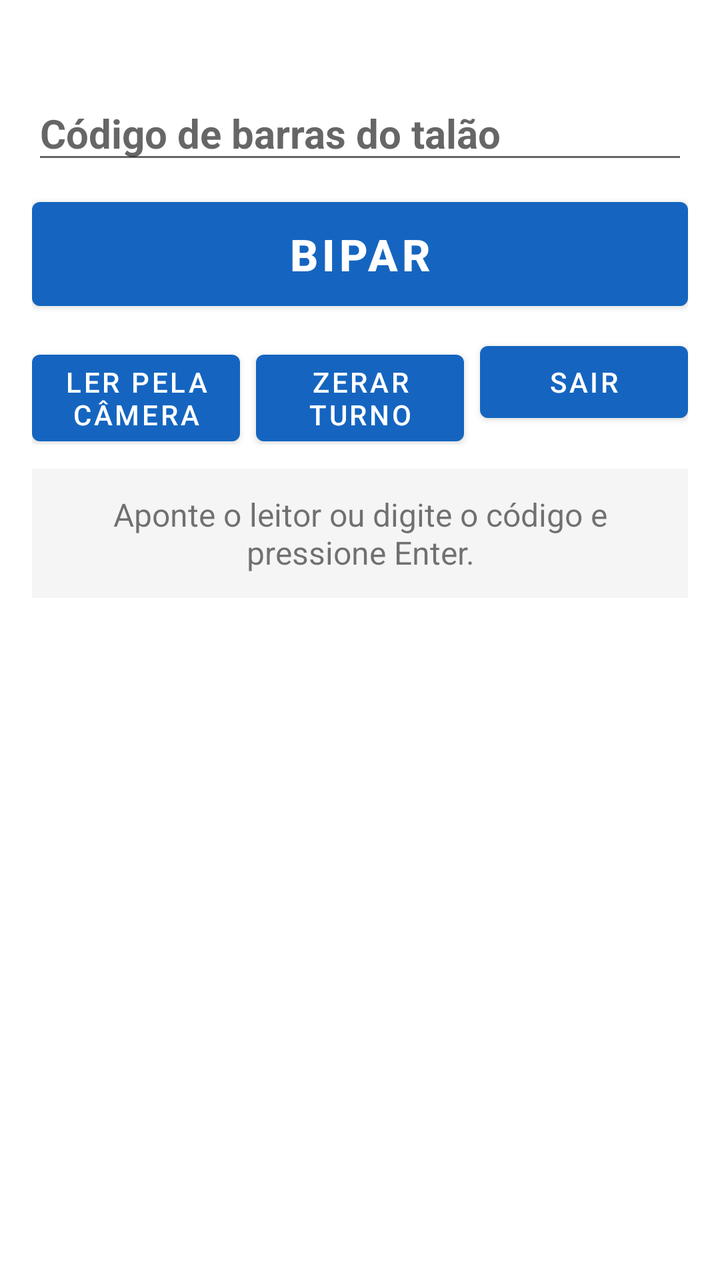
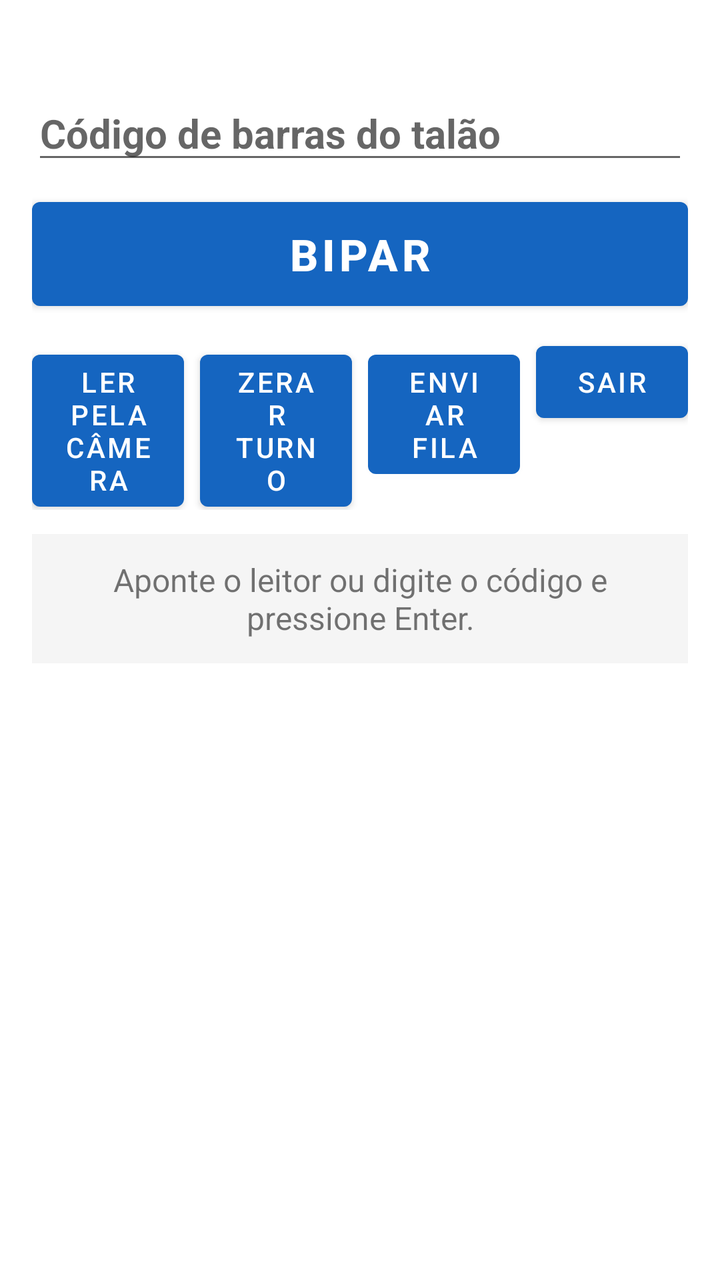

Two renders of the same Android screen: before a commit and after it. Below are the layout's source before the change and the commit's diff.
<!-- AndroidManifest.xml: application theme Theme.Erp2026Bipe -->
<!-- res/layout/activity_bipagem.xml -->
<?xml version="1.0" encoding="utf-8"?>
<LinearLayout xmlns:android="http://schemas.android.com/apk/res/android"
    android:layout_width="match_parent"
    android:layout_height="match_parent"
    android:orientation="vertical"
    android:padding="16dp">

    <TextView
        android:id="@+id/txtOperador"
        android:layout_width="wrap_content"
        android:layout_height="wrap_content"
        android:textSize="14sp"
        android:textStyle="bold"/>

    <EditText
        android:id="@+id/editCodigoBarras"
        android:layout_width="match_parent"
        android:layout_height="wrap_content"
        android:layout_marginTop="8dp"
        android:hint="Código de barras do talão"
        android:imeOptions="actionDone"
        android:inputType="text"
        android:textSize="20sp"
        android:textStyle="bold"/>

    <Button
        android:id="@+id/btnBipar"
        android:layout_width="match_parent"
        android:layout_height="64dp"
        android:layout_marginTop="8dp"
        android:text="BIPAR"
        android:textSize="22sp"
        android:textStyle="bold"/>

    <LinearLayout
        android:layout_width="match_parent"
        android:layout_height="wrap_content"
        android:layout_marginTop="8dp"
        android:orientation="horizontal">

        <Button
            android:id="@+id/btnCamera"
            android:layout_width="0dp"
            android:layout_height="wrap_content"
            android:layout_weight="1"
            android:text="Ler pela câmera"/>

        <Button
            android:id="@+id/btnZerar"
            android:layout_width="0dp"
            android:layout_height="wrap_content"
            android:layout_marginStart="8dp"
            android:layout_weight="1"
            android:text="Zerar turno"/>

        <Button
            android:id="@+id/btnSair"
            android:layout_width="0dp"
            android:layout_height="wrap_content"
            android:layout_marginStart="8dp"
            android:layout_weight="1"
            android:text="Sair"/>
    </LinearLayout>

    <TextView
        android:id="@+id/txtResultado"
        android:layout_width="match_parent"
        android:layout_height="wrap_content"
        android:layout_marginTop="12dp"
        android:background="#F5F5F5"
        android:gravity="center"
        android:padding="12dp"
        android:text="Aponte o leitor ou digite o código e pressione Enter."
        android:textSize="16sp"/>

    <TextView
        android:id="@+id/txtContadores"
        android:layout_width="match_parent"
        android:layout_height="wrap_content"
        android:layout_marginTop="8dp"
        android:gravity="center"
        android:textSize="14sp"/>

    <ListView
        android:id="@+id/listaHistorico"
        android:layout_width="match_parent"
        android:layout_height="0dp"
        android:layout_marginTop="8dp"
        android:layout_weight="1"/>
</LinearLayout>
<!-- resources referenced by this layout -->
<resources>
  <style name="Theme.Erp2026Bipe" parent="Theme.MaterialComponents.DayNight.NoActionBar">
          <item name="colorPrimary">#1565C0</item>
          <item name="colorPrimaryVariant">#0D47A1</item>
          <item name="colorOnPrimary">#FFFFFF</item>
          <item name="android:statusBarColor">#0D47A1</item>
      </style>
</resources>

<!-- the commit's change to res/layout/activity_bipagem.xml (unified diff, before → after) -->
@@ -54,6 +54,14 @@
             android:text="Zerar turno"/>
 
         <Button
+            android:id="@+id/btnSync"
+            android:layout_width="0dp"
+            android:layout_height="wrap_content"
+            android:layout_marginStart="8dp"
+            android:layout_weight="1"
+            android:text="Enviar fila"/>
+
+        <Button
             android:id="@+id/btnSair"
             android:layout_width="0dp"
             android:layout_height="wrap_content"
